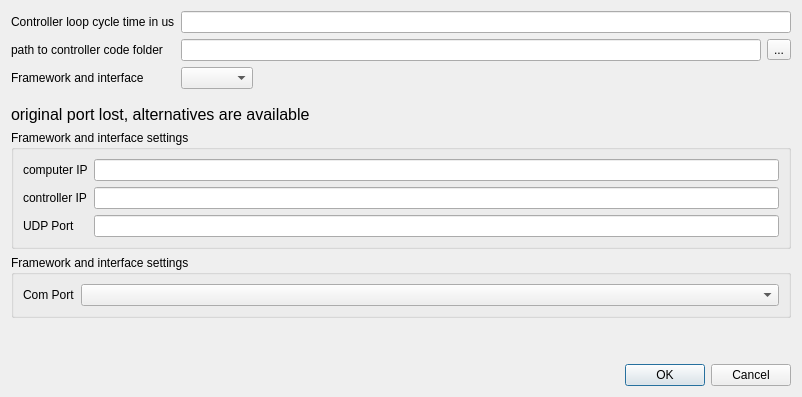
Qt form gui/designerfiles/projectMiscSettingsDialog.ui (hmcontroller/ControlDemonstrator) before a commit.
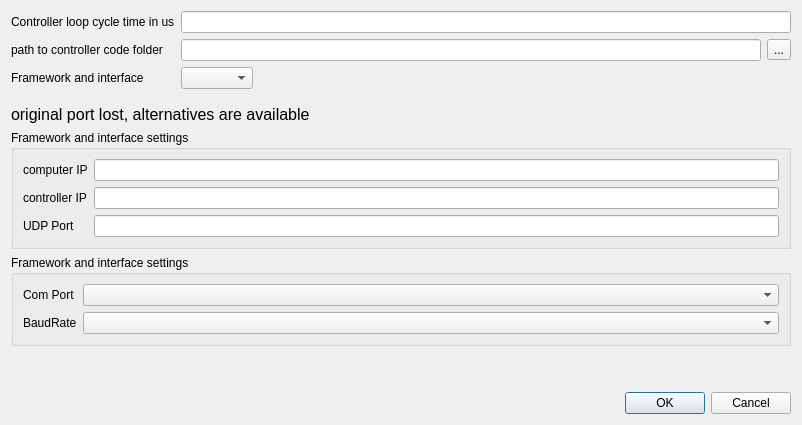
The same form after that commit.

Commit message: serial baud rate now user selectable

The edit to the form file:
```diff
--- a/gui/designerfiles/projectMiscSettingsDialog.ui
+++ b/gui/designerfiles/projectMiscSettingsDialog.ui
@@ -7,7 +7,7 @@
     <x>0</x>
     <y>0</y>
     <width>802</width>
-    <height>385</height>
+    <height>416</height>
    </rect>
   </property>
   <property name="sizePolicy">
@@ -172,6 +172,16 @@
         <item row="0" column="1">
          <widget class="QComboBox" name="comboBoxComPort"/>
         </item>
+        <item row="1" column="0">
+         <widget class="QLabel" name="label">
+          <property name="text">
+           <string>BaudRate</string>
+          </property>
+         </widget>
+        </item>
+        <item row="1" column="1">
+         <widget class="QComboBox" name="comboBoxBaudRate"/>
+        </item>
        </layout>
       </item>
      </layout>
```
The commit also changes 8 other files.
